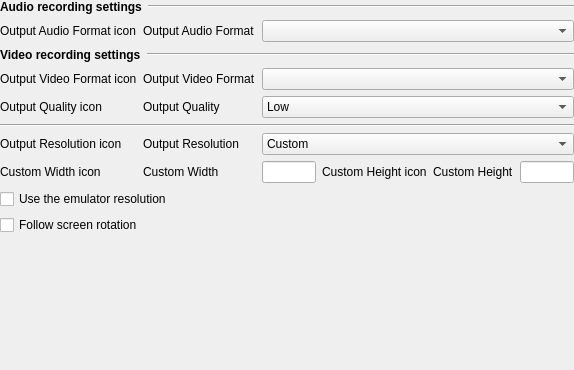
The window that src/gui/designer/wdgSettingsRecording.ui (punesemu/puNES) describes before a commit, drawn with Qt 5.
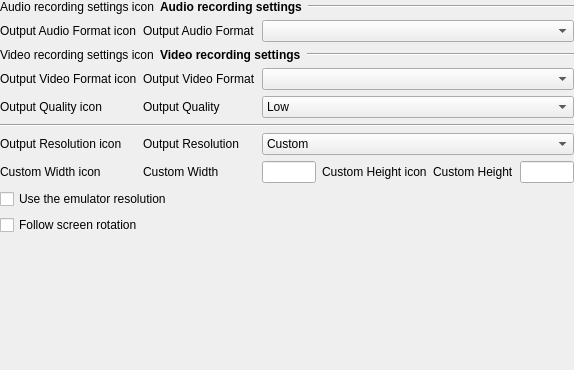
The same window after the commit.

Diff of the .ui file:
```diff
--- a/src/gui/designer/wdgSettingsRecording.ui
+++ b/src/gui/designer/wdgSettingsRecording.ui
@@ -313,6 +313,13 @@
      </item>
      <item row="0" column="0" colspan="6">
       <layout class="QHBoxLayout" name="horizontalLayout_Audio_recording_settings">
+       <item>
+        <widget class="QLabel" name="icon_Audio_recording_settings">
+         <property name="text">
+          <string notr="true">Audio recording settings icon</string>
+         </property>
+        </widget>
+       </item>
        <item>
         <widget class="QLabel" name="label_Audio_recording_settings">
          <property name="font">
@@ -343,6 +350,13 @@
      </item>
      <item row="2" column="0" colspan="6">
       <layout class="QHBoxLayout" name="horizontalLayout_Video_recording_settings">
+       <item>
+        <widget class="QLabel" name="icon_Video_recording_settings">
+         <property name="text">
+          <string notr="true">Video recording settings icon</string>
+         </property>
+        </widget>
+       </item>
        <item>
         <widget class="QLabel" name="label_Video_recording_settings">
          <property name="font">
```
